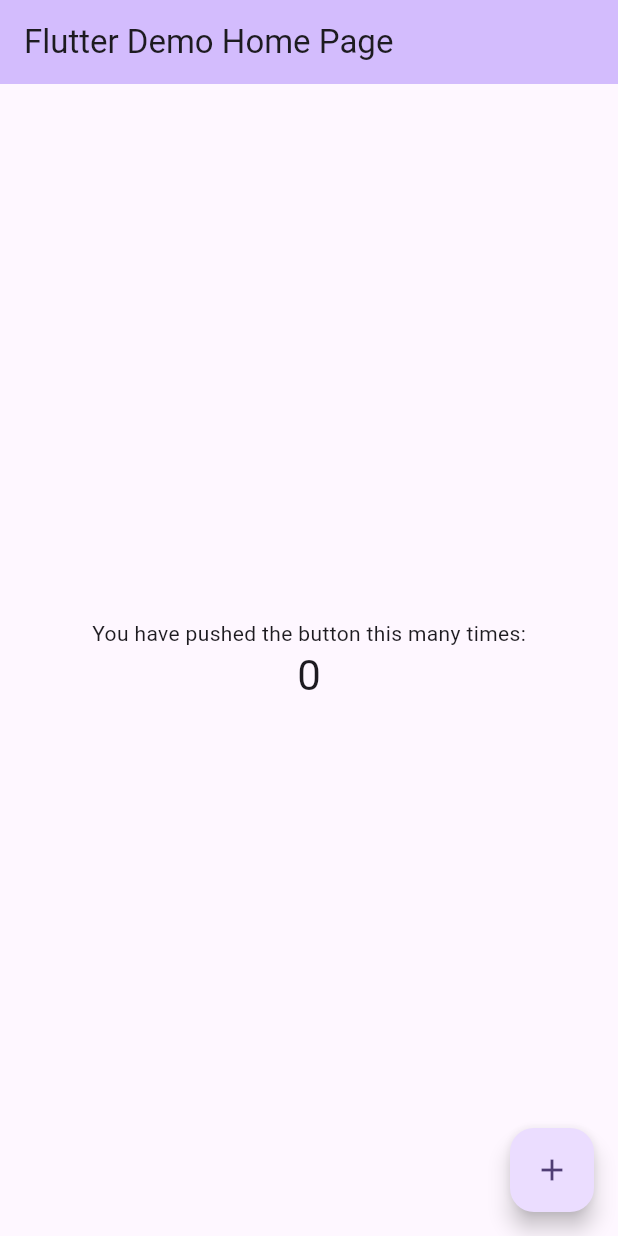
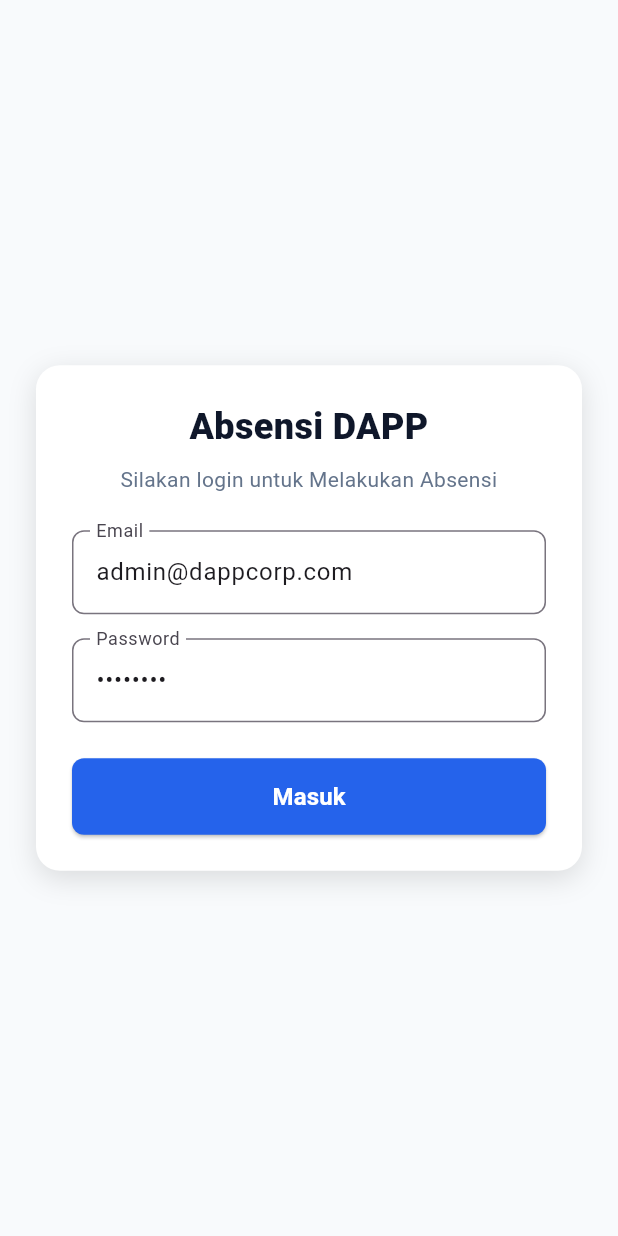
Before and after one commit to fadli87/Absensi-DAPP, a Flutter app: the screen it shows after launch, on a phone screen of 412 x 824 dp. Run offline on Flutter 3.47's test engine with Material 3 defaults, Android fonts, the phone set to English and light mode, and no system bars; our stand-ins replace geolocator, image_picker, shared_preferences.

```diff
--- a/mobile/lib/main.dart
+++ b/mobile/lib/main.dart
@@ -1,122 +1,22 @@
+// lib/main.dart
 import 'package:flutter/material.dart';
+import 'screens/login_screen.dart'; // Menggunakan jalur relatif langsung ke folder screens
 
 void main() {
-  runApp(const MyApp());
+  runApp(MyApp());
 }
 
 class MyApp extends StatelessWidget {
-  const MyApp({super.key});
-
-  // This widget is the root of your application.
   @override
   Widget build(BuildContext context) {
     return MaterialApp(
-      title: 'Flutter Demo',
+      title: 'Absensi DAPP',
+      debugShowCheckedModeBanner: false,
       theme: ThemeData(
-        // This is the theme of your application.
-        //
-        // TRY THIS: Try running your application with "flutter run". You'll see
-        // the application has a purple toolbar. Then, without quitting the app,
-        // try changing the seedColor in the colorScheme below to Colors.green
-        // and then invoke "hot reload" (save your changes or press the "hot
-        // reload" button in a Flutter-supported IDE, or press "r" if you used
-        // the command line to start the app).
-        //
-        // Notice that the counter didn't reset back to zero; the application
-        // state is not lost during the reload. To reset the state, use hot
-        // restart instead.
-        //
-        // This works for code too, not just values: Most code changes can be
-        // tested with just a hot reload.
-        colorScheme: .fromSeed(seedColor: Colors.deepPurple),
+        primarySwatch: Colors.blue,
+        fontFamily: 'Roboto',
       ),
-      home: const MyHomePage(title: 'Flutter Demo Home Page'),
+      home: LoginScreen(),
     );
   }
 }
-
-class MyHomePage extends StatefulWidget {
-  const MyHomePage({super.key, required this.title});
-
-  // This widget is the home page of your application. It is stateful, meaning
-  // that it has a State object (defined below) that contains fields that affect
-  // how it looks.
-
-  // This class is the configuration for the state. It holds the values (in this
-  // case the title) provided by the parent (in this case the App widget) and
-  // used by the build method of the State. Fields in a Widget subclass are
-  // always marked "final".
-
-  final String title;
-
-  @override
-  State<MyHomePage> createState() => _MyHomePageState();
-}
-
-class _MyHomePageState extends State<MyHomePage> {
-  int _counter = 0;
-
-  void _incrementCounter() {
-    setState(() {
-      // This call to setState tells the Flutter framework that something has
-      // changed in this State, which causes it to rerun the build method below
-      // so that the display can reflect the updated values. If we changed
-      // _counter without calling setState(), then the build method would not be
-      // called again, and so nothing would appear to happen.
-      _counter++;
-    });
-  }
-
-  @override
-  Widget build(BuildContext context) {
-    // This method is rerun every time setState is called, for instance as done
-    // by the _incrementCounter method above.
-    //
-    // The Flutter framework has been optimized to make rerunning build methods
-    // fast, so that you can just rebuild anything that needs updating rather
-    // than having to individually change instances of widgets.
-    return Scaffold(
-      appBar: AppBar(
-        // TRY THIS: Try changing the color here to a specific color (to
-        // Colors.amber, perhaps?) and trigger a hot reload to see the AppBar
-        // change color while the other colors stay the same.
-        backgroundColor: Theme.of(context).colorScheme.inversePrimary,
-        // Here we take the value from the MyHomePage object that was created by
-        // the App.build method, and use it to set our appbar title.
-        title: Text(widget.title),
-      ),
-      body: Center(
-        // Center is a layout widget. It takes a single child and positions it
-        // in the middle of the parent.
-        child: Column(
-          // Column is also a layout widget. It takes a list of children and
-          // arranges them vertically. By default, it sizes itself to fit its
-          // children horizontally, and tries to be as tall as its parent.
-          //
-          // Column has various properties to control how it sizes itself and
-          // how it positions its children. Here we use mainAxisAlignment to
-          // center the children vertically; the main axis here is the vertical
-          // axis because Columns are vertical (the cross axis would be
-          // horizontal).
-          //
-          // TRY THIS: Invoke "debug painting" (choose the "Toggle Debug Paint"
-          // action in the IDE, or press "p" in the console), to see the
-          // wireframe for each widget.
-          mainAxisAlignment: .center,
-          children: [
-            const Text('You have pushed the button this many times:'),
-            Text(
-              '$_counter',
-              style: Theme.of(context).textTheme.headlineMedium,
-            ),
-          ],
-        ),
-      ),
-      floatingActionButton: FloatingActionButton(
-        onPressed: _incrementCounter,
-        tooltip: 'Increment',
-        child: const Icon(Icons.add),
-      ),
-    );
-  }
-}
--- /dev/null
+++ b/mobile/lib/screens/login_screen.dart
@@ -0,0 +1,148 @@
+// lib/screens/login_screen.dart
+import 'package:flutter/material.dart';
+import '../services/api_service.dart';
+import 'dashboard_screen.dart';
+
+class LoginScreen extends StatefulWidget {
+  @override
+  _LoginScreenState createState() => _LoginScreenState();
+}
+
+class _LoginScreenState extends State<LoginScreen> {
+  final _emailController = TextEditingController(text: 'admin@dappcorp.com');
+  final _passwordController = TextEditingController(text: 'admin123');
+  final ApiService _apiService = ApiService();
+
+  bool _isLoading = false;
+  String _errorMessage = '';
+
+  void _handleLogin() async {
+    setState(() {
+      _isLoading = true;
+      _errorMessage = '';
+    });
+
+    bool success = await _apiService.login(
+      _emailController.text.trim(),
+      _passwordController.text.trim(),
+    );
+
+    setState(() {
+      _isLoading = false;
+    });
+
+    if (success) {
+      // Jika berhasil, arahkan ke Dashboard
+      Navigator.pushReplacement(
+        context,
+        MaterialPageRoute(builder: (context) => DashboardScreen()),
+      );
+    } else {
+      setState(() {
+        _errorMessage = 'Login gagal. Periksa kembali email dan password Anda.';
+      });
+    }
+  }
+
+  @override
+  Widget build(BuildContext context) {
+    return Scaffold(
+      backgroundColor: '#f8fafc'.toColor(),
+      body: Center(
+        child: SingleChildScrollView(
+          padding: EdgeInsets.all(24.0),
+          child: Container(
+            constraints: BoxConstraints(maxWidth: 400),
+            padding: EdgeInsets.all(24.0),
+            decoration: BoxDecoration(
+              color: Colors.white,
+              borderRadius: BorderRadius.circular(16),
+              boxShadow: [
+                BoxShadow(
+                  color: Colors.black12,
+                  blurRadius: 15,
+                  offset: Offset(0, 5),
+                ),
+              ],
+            ),
+            child: Column(
+              mainAxisSize: MainAxisSize.min,
+              crossAxisAlignment: CrossAxisAlignment.stretch,
+              children: [
+                Text(
+                  'Absensi DAPP',
+                  style: TextStyle(
+                    fontSize: 24,
+                    fontWeight: FontWeight.w900,
+                    color: Color(0xFF0F172A),
+                  ),
+                  textAlign: TextAlign.center,
+                ),
+                SizedBox(height: 8),
+                Text(
+                  'Silakan login untuk Melakukan Absensi',
+                  style: TextStyle(fontSize: 14, color: Color(0xFF64748B)),
+                  textAlign: TextAlign.center,
+                ),
+                SizedBox(height: 24),
+                if (_errorMessage.isNotEmpty)
+                  Container(
+                    padding: EdgeInsets.all(10),
+                    margin: EdgeInsets.only(bottom: 16),
+                    decoration: BoxDecoration(
+                      color: Color(0xFFFEE2E2),
+                      borderRadius: BorderRadius.circular(8),
+                    ),
+                    child: Text(
+                      _errorMessage,
+                      style: TextStyle(color: Color(0xFF991B1B), fontWeight: FontWeight.bold),
+                    ),
+                  ),
+                TextField(
+                  controller: _emailController,
+                  decoration: InputDecoration(
+                    labelText: 'Email',
+                    border: OutlineInputBorder(borderRadius: BorderRadius.circular(8)),
+                  ),
+                ),
+                SizedBox(height: 16),
+                TextField(
+                  controller: _passwordController,
+                  obscureText: true,
+                  decoration: InputDecoration(
+                    labelText: 'Password',
+                    border: OutlineInputBorder(borderRadius: BorderRadius.circular(8)),
+                  ),
+                ),
+                SizedBox(height: 24),
+                ElevatedButton(
+                  onPressed: _isLoading ? null : _handleLogin,
+                  style: ElevatedButton.styleFrom(
+                    backgroundColor: Color(0xFF2563EB),
+                    padding: EdgeInsets.symmetric(vertical: 14),
+                    shape: RoundedRectangleBorder(borderRadius: BorderRadius.circular(8)),
+                  ),
+                  child: _isLoading
+                      ? CircularProgressIndicator(color: Colors.white)
+                      : Text('Masuk', style: TextStyle(fontSize: 16, fontWeight: FontWeight.bold, color: Colors.white)),
+                ),
+              ],
+            ),
+          ),
+        ),
+      ),
+    );
+  }
+}
+
+// Ekstensi kecil untuk mempermudah warna HEX di Flutter
+extension HexColor on String {
+  Color toColor() {
+    String hexString = this;
+    hexString = hexString.replaceAll('#', '');
+    if (hexString.length == 6) {
+      hexString = 'FF' + hexString;
+    }
+    return Color(int.parse(hexString, radix: 16));
+  }
+}
--- /dev/null
+++ b/mobile/lib/utils/constants.dart
@@ -0,0 +1,3 @@
+class Constants {
+  static const String baseUrl = 'http://192.168.8.110:5005/api';
+}
--- a/mobile/pubspec.yaml
+++ b/mobile/pubspec.yaml
@@ -34,6 +34,10 @@ dependencies:
   # The following adds the Cupertino Icons font to your application.
   # Use with the CupertinoIcons class for iOS style icons.
   cupertino_icons: ^1.0.8
+  http: ^1.6.0
+  shared_preferences: ^2.5.5
+  geolocator: ^14.0.3
+  image_picker: ^1.2.3
 
 dev_dependencies:
   flutter_test:
```
Also changed, not shown: mobile/lib/screens/dashboard_screen.dart (added, +315 -0 lines), mobile/lib/services/api_service.dart (added, +40 -0 lines), mobile/pubspec.lock, 17 other files.
